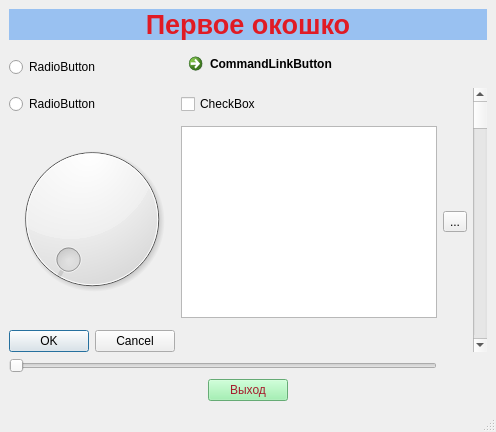
Azonfox/CPPQT, file win/mainwindow.ui: the form before one commit.
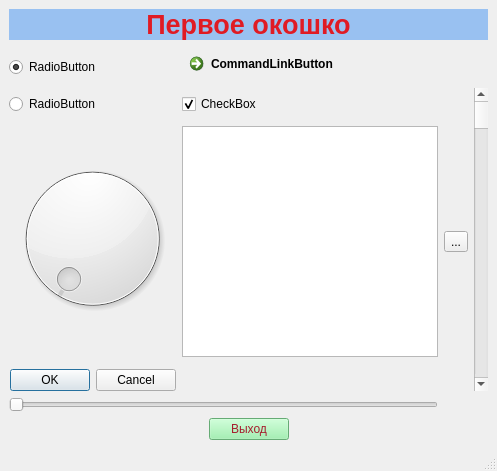
The form after the commit.

```diff
--- a/win/mainwindow.ui
+++ b/win/mainwindow.ui
@@ -2,6 +2,14 @@
 <ui version="4.0">
  <class>MainWindow</class>
  <widget class="QMainWindow" name="MainWindow">
+  <property name="geometry">
+   <rect>
+    <x>0</x>
+    <y>0</y>
+    <width>497</width>
+    <height>471</height>
+   </rect>
+  </property>
   <property name="windowTitle">
    <string>Azonfox my Window</string>
   </property>
@@ -101,6 +109,9 @@
       <property name="text">
        <string>CheckBox</string>
       </property>
+      <property name="checked">
+       <bool>true</bool>
+      </property>
      </widget>
     </item>
     <item row="2" column="3" rowspan="6">
@@ -112,6 +123,9 @@
     </item>
     <item row="1" column="1" colspan="2">
      <widget class="QCommandLinkButton" name="commandLinkButton">
+      <property name="styleSheet">
+       <string notr="true">background-color: rgb(248, 228, 92);</string>
+      </property>
       <property name="text">
        <string>CommandLinkButton</string>
       </property>
@@ -122,6 +136,9 @@
       <property name="text">
        <string>RadioButton</string>
       </property>
+      <property name="checked">
+       <bool>true</bool>
+      </property>
      </widget>
     </item>
     <item row="5" column="1">
@@ -149,7 +166,11 @@
      </widget>
     </item>
     <item row="4" column="0" rowspan="2">
-     <widget class="QDial" name="dial"/>
+     <widget class="QDial" name="dial">
+      <property name="styleSheet">
+       <string notr="true">border-top-color: rgb(255, 120, 0);</string>
+      </property>
+     </widget>
     </item>
    </layout>
   </widget>
```
